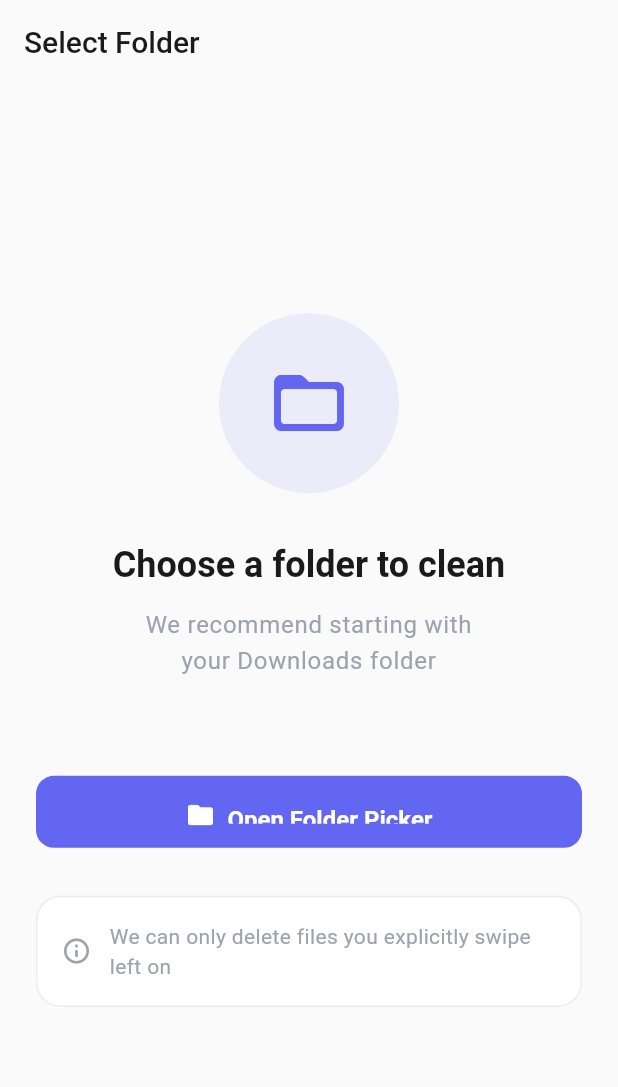
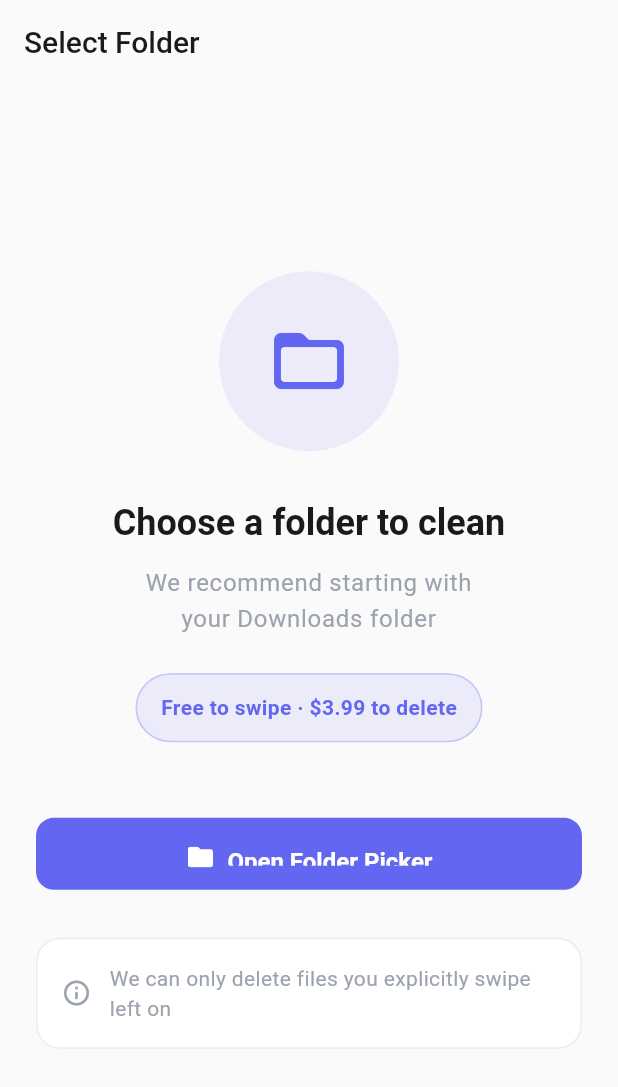
Before and after one commit to miadevelops/swipe-cleaner, a Flutter app: the FolderPickerScreen screen opened by its route, on a phone screen of 412 x 824 dp. Shown: the top 1087 px of the screen. Run offline on Flutter 3.47's test engine with Material 3 defaults, Android fonts, the phone set to English and light mode, and no system bars; our stand-ins replace file_picker, flutter_animate, flutter_riverpod, go_router, shared_preferences; accounts and stored records are empty.

Commit message:
Add upfront pricing clarity to folder picker
- Show 'Free to swipe · $3.99 to delete' badge on folder picker screen
- Users see price before investing time swiping
- Updated PRD with pricing clarity section

```diff
--- a/app/lib/features/folder_picker/screens/folder_picker_screen.dart
+++ b/app/lib/features/folder_picker/screens/folder_picker_screen.dart
@@ -62,6 +62,30 @@ class FolderPickerScreen extends ConsumerWidget {
                 textAlign: TextAlign.center,
                 style: theme.textTheme.bodyLarge?.copyWith(
                   color: AppColors.muted(context),
+                ),
+              ),
+
+              const SizedBox(height: AppConstants.spacingLg),
+
+              // Upfront pricing badge
+              Container(
+                padding: const EdgeInsets.symmetric(
+                  horizontal: AppConstants.spacingMd,
+                  vertical: AppConstants.spacingSm,
+                ),
+                decoration: BoxDecoration(
+                  color: AppColors.accent(context).withOpacity(0.1),
+                  borderRadius: BorderRadius.circular(AppConstants.radiusFull),
+                  border: Border.all(
+                    color: AppColors.accent(context).withOpacity(0.3),
+                  ),
+                ),
+                child: Text(
+                  'Free to swipe · \$3.99 to delete',
+                  style: theme.textTheme.bodyMedium?.copyWith(
+                    color: AppColors.accent(context),
+                    fontWeight: FontWeight.w600,
+                  ),
                 ),
               ),
 
```
Also changed, not shown: 1 other file.
